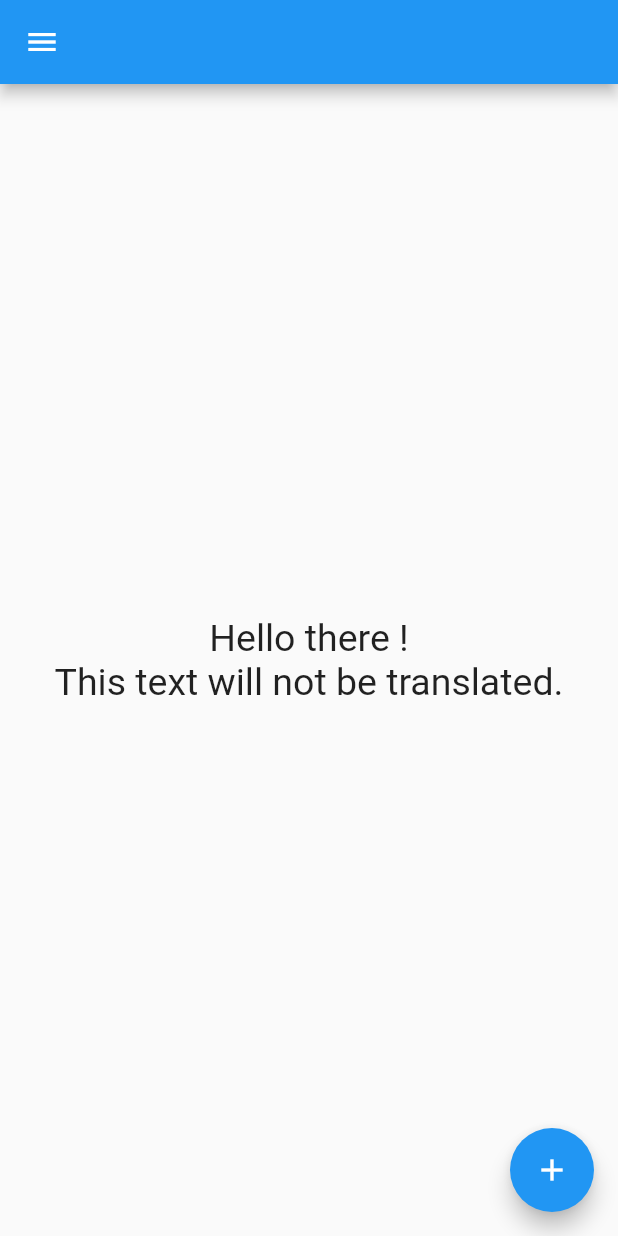
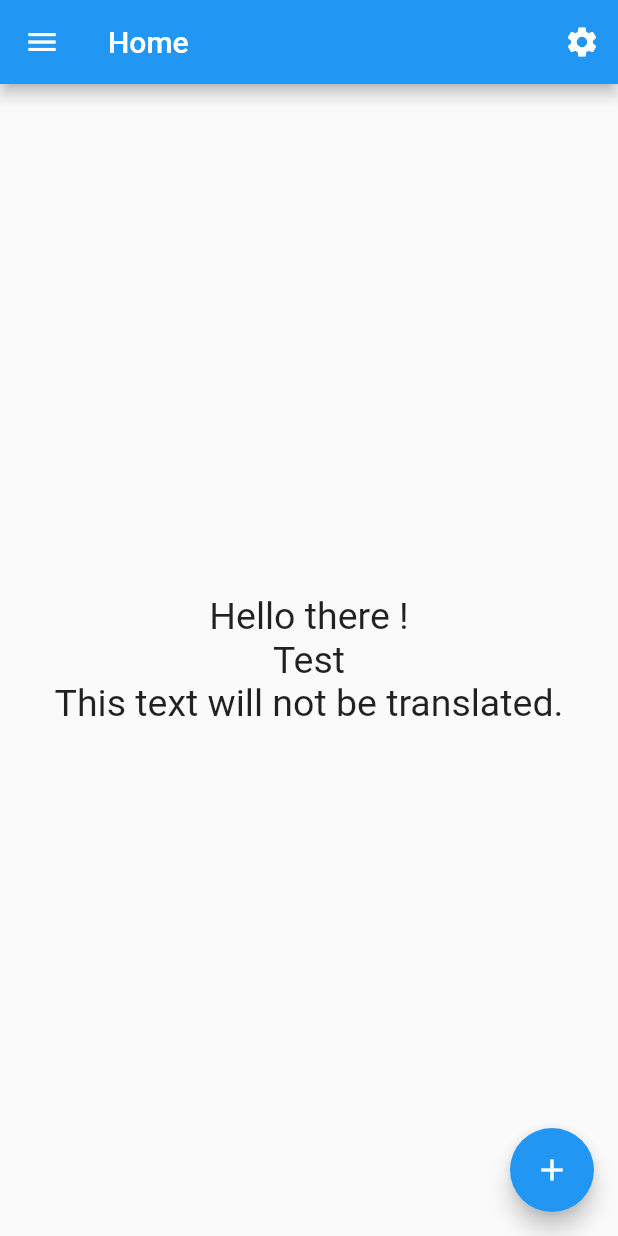
Before and after one commit to M7MMAD-OMAR/bloc-flutter-lang, a Flutter app: the screen it shows after launch, on a phone screen of 412 x 824 dp. Run offline on Flutter 3.47's test engine with Material 2 defaults, Android fonts, the phone set to English and light mode, and no system bars; our stand-ins replace bloc, flutter_bloc, shared_preferences.

```diff
--- a/lib/assets/lang/ar.json
+++ b/lib/assets/lang/ar.json
@@ -1,4 +1,6 @@
 {
-  "hello_msg": " مرحباً",
-  "text": "ماهذا الهراء"
+  "hello_msg": "مرحبا بالجميع!",
+  "home": "الرئيسية",
+  "settings": "الإعدادات",
+  "test": "تجريب"
 }
--- a/lib/assets/lang/en.json
+++ b/lib/assets/lang/en.json
@@ -1,4 +1,6 @@
 {
   "hello_msg": "Hello there !",
-  "text": "This text will not be translated."
+  "home": "Home",
+  "settings": "Settings",
+  "test": "Test"
 }
--- /dev/null
+++ b/lib/cubit/lang_state.dart
@@ -0,0 +1,9 @@
+import 'dart:ui';
+
+class ChangeLangState {
+  final Locale locale;
+
+  ChangeLangState({
+    required this.locale,
+  });
+}
--- a/lib/main.dart
+++ b/lib/main.dart
@@ -1,7 +1,10 @@
 import 'package:bloc_project/pages/home_page.dart';
 import 'package:flutter/material.dart';
+import 'package:flutter_bloc/flutter_bloc.dart';
 import 'package:flutter_localizations/flutter_localizations.dart';
 import 'app_localizations.dart';
+import 'cubit/lang_cubit.dart';
+import 'cubit/lang_state.dart';
 
 void main() => runApp(const MyApp());
 
@@ -10,7 +13,16 @@ class MyApp extends StatelessWidget {
 
   @override
   Widget build(BuildContext context) {
+    return MultiBlocProvider(
+      providers: [
+        BlocProvider(
+          create: (context) => LangCubit()..getSavedLanguage(),
+        ),
+      ],
+      child: BlocBuilder<LangCubit, ChangeLangState>(
+        builder: (context, state) {
           return MaterialApp(
+            locale: state.locale,
             supportedLocales: const [Locale('en'), Locale('ar')],
             localizationsDelegates: const [
               AppLocalizations.delegate,
@@ -25,9 +37,14 @@ class MyApp extends StatelessWidget {
                   return deviceLocale;
                 }
               }
+
               return supportedLocales.first;
             },
-      home: HomePage(),
+            debugShowCheckedModeBanner: false,
+            home: const HomePage(),
+          );
+        },
+      ),
     );
   }
 }
--- a/lib/pages/home_page.dart
+++ b/lib/pages/home_page.dart
@@ -1,5 +1,6 @@
 import 'package:bloc_project/app_localizations.dart';
 import 'package:flutter/material.dart';
+import 'settings_page.dart';
 
 class HomePage extends StatelessWidget {
   const HomePage({Key? key}) : super(key: key);
@@ -7,7 +8,15 @@ class HomePage extends StatelessWidget {
   @override
   Widget build(BuildContext context) {
     return Scaffold(
-      appBar: AppBar(),
+      appBar: AppBar(
+        title: Text("home".tr(context)),
+        actions: [
+          IconButton(
+              onPressed: () => Navigator.of(context).push(
+                  MaterialPageRoute(builder: (ctx) => const SettingsPage())),
+              icon: const Icon(Icons.settings))
+        ],
+      ),
       drawer: const Drawer(),
       body: Center(
         child: Padding(
@@ -21,7 +30,12 @@ class HomePage extends StatelessWidget {
                 textAlign: TextAlign.center,
               ),
               Text(
-                "text".tr(context),
+                "test".tr(context),
+                style: const TextStyle(fontSize: 25),
+                textAlign: TextAlign.center,
+              ),
+              const Text(
+                'This text will not be translated.',
                 style: TextStyle(fontSize: 25),
                 textAlign: TextAlign.center,
               ),
```
Also changed, not shown: lib/cubit/lang_cubit.dart (added, +21 -0 lines), lib/language_cache_helper.dart (added, +18 -0 lines), lib/pages/settings_page.dart (added, +44 -0 lines), lib/widgets/btn_floating_widget.dart (+12 -6 lines), pubspec.yaml (+5 -3 lines), lib/blocs/counter/counter_bloc.dart (renamed from lib/counter/counter_bloc.dart), lib/blocs/counter/counter_event.dart (renamed from lib/counter/counter_event.dart), lib/blocs/counter/counter_state.dart (renamed from lib/counter/counter_state.dart), pubspec.lock. Lines whose indentation alone changed are shown as unchanged.
